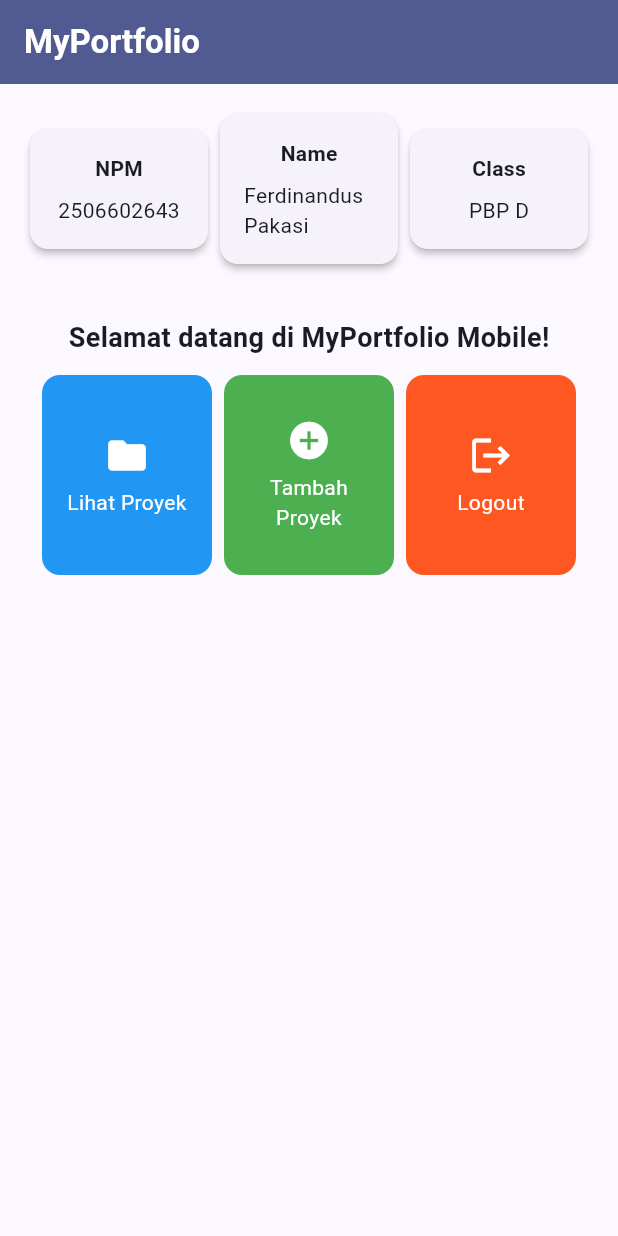
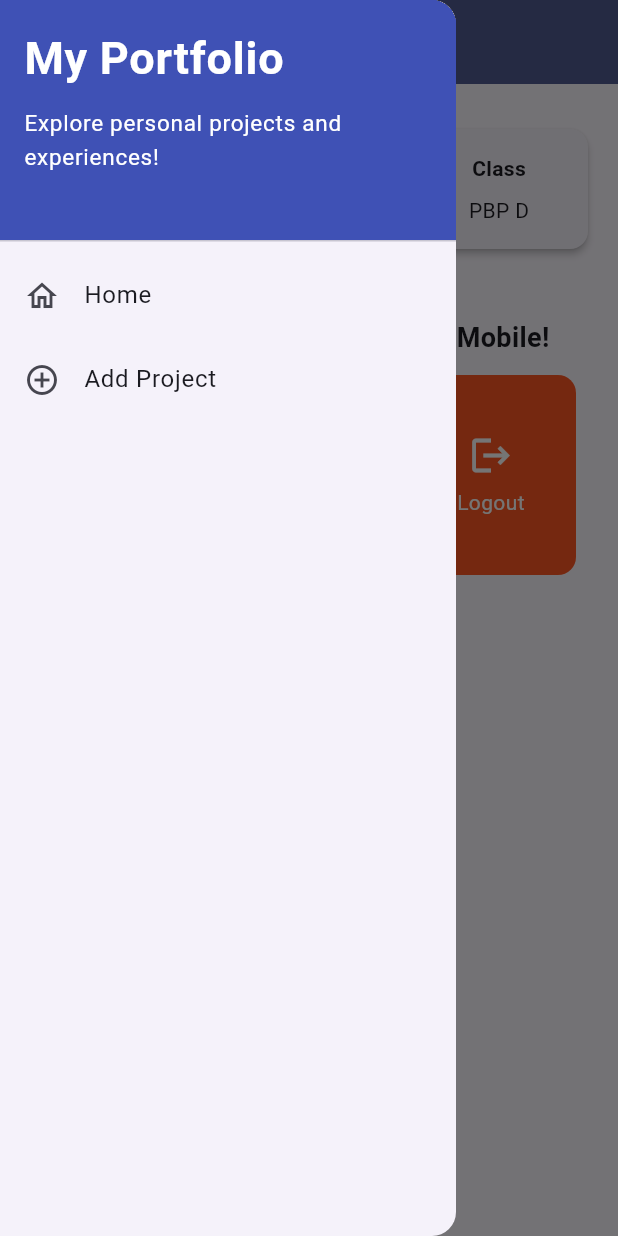
Before and after one commit to ferdinanduspakasi/myportofolio_mobile, a Flutter app: the screen it shows after launch, with the side drawer open (before the commit the screen has no drawer), on a phone screen of 412 x 824 dp. Run offline on Flutter 3.47's test engine with Material 3 defaults, Android fonts, the phone set to English and light mode, and no system bars; our stand-ins replace material_ui.

Commit message:
feat: implement tutorial 9 navigation and project form

```diff
--- a/lib/main.dart
+++ b/lib/main.dart
@@ -1,5 +1,5 @@
-import 'package:flutter/material.dart';
-import 'package:myportofolio_mobile/menu.dart';
+import 'package:material_ui/material_ui.dart';
+import 'package:myportofolio_mobile/screens/menu.dart';
 
 void main() {
   runApp(const MyApp());
--- /dev/null
+++ b/lib/widgets/left_drawer.dart
@@ -0,0 +1,60 @@
+import 'package:material_ui/material_ui.dart';
+import 'package:myportofolio_mobile/screens/menu.dart';
+import 'package:myportofolio_mobile/screens/project_form.dart';
+
+class LeftDrawer extends StatelessWidget {
+  const LeftDrawer({super.key});
+
+  @override
+  Widget build(BuildContext context) {
+    return Drawer(
+      child: ListView(
+        children: [
+          const DrawerHeader(
+            decoration: BoxDecoration(color: Colors.indigo),
+            child: Column(
+              crossAxisAlignment: CrossAxisAlignment.start,
+              children: [
+                Text(
+                  'My Portfolio',
+                  style: TextStyle(
+                    fontSize: 30,
+                    fontWeight: FontWeight.bold,
+                    color: Colors.white,
+                  ),
+                ),
+                SizedBox(height: 10),
+                Text(
+                  'Explore personal projects and experiences!',
+                  style: TextStyle(fontSize: 15, color: Colors.white),
+                ),
+              ],
+            ),
+          ),
+          ListTile(
+            leading: const Icon(Icons.home_outlined),
+            title: const Text('Home'),
+            onTap: () {
+              Navigator.pushReplacement(
+                context,
+                MaterialPageRoute(builder: (context) => MyHomePage()),
+              );
+            },
+          ),
+          ListTile(
+            leading: const Icon(Icons.add_circle_outline),
+            title: const Text('Add Project'),
+            onTap: () {
+              Navigator.pushReplacement(
+                context,
+                MaterialPageRoute(
+                  builder: (context) => const ProjectFormPage(),
+                ),
+              );
+            },
+          ),
+        ],
+      ),
+    );
+  }
+}
--- /dev/null
+++ b/lib/widgets/project_card.dart
@@ -0,0 +1,51 @@
+import 'package:material_ui/material_ui.dart';
+import 'package:myportofolio_mobile/screens/menu.dart';
+import 'package:myportofolio_mobile/screens/project_form.dart';
+
+class ItemCard extends StatelessWidget {
+  final ItemHomepage item;
+
+  const ItemCard(this.item, {super.key});
+
+  @override
+  Widget build(BuildContext context) {
+    return Material(
+      color: item.color,
+      borderRadius: BorderRadius.circular(12),
+      child: InkWell(
+        onTap: () {
+          ScaffoldMessenger.of(context)
+            ..hideCurrentSnackBar()
+            ..showSnackBar(
+              SnackBar(
+                content: Text('Kamu telah menekan tombol ${item.name}!'),
+              ),
+            );
+          if (item.name == "Tambah Proyek") {
+            Navigator.push(
+              context,
+              MaterialPageRoute(builder: (context) => const ProjectFormPage()),
+            );
+          }
+        },
+        child: Container(
+          padding: const EdgeInsets.all(8),
+          child: Center(
+            child: Column(
+              mainAxisAlignment: MainAxisAlignment.center,
+              children: [
+                Icon(item.icon, color: Colors.white, size: 30.0),
+                const Padding(padding: EdgeInsets.all(3)),
+                Text(
+                  item.name,
+                  textAlign: TextAlign.center,
+                  style: const TextStyle(color: Colors.white),
+                ),
+              ],
+            ),
+          ),
+        ),
+      ),
+    );
+  }
+}
--- a/pubspec.yaml
+++ b/pubspec.yaml
@@ -28,6 +28,7 @@ environment:
 # the latest version available on pub.dev. To see which dependencies have newer
 # versions available, run `flutter pub outdated`.
 dependencies:
+  material_ui: ^1.11.1
   flutter:
     sdk: flutter
 
```
Also changed, not shown: lib/screens/menu.dart (renamed from lib/menu.dart, +15 -88 lines), lib/screens/project_form.dart (added, +207 -0 lines), pubspec.lock, 2 other files.
